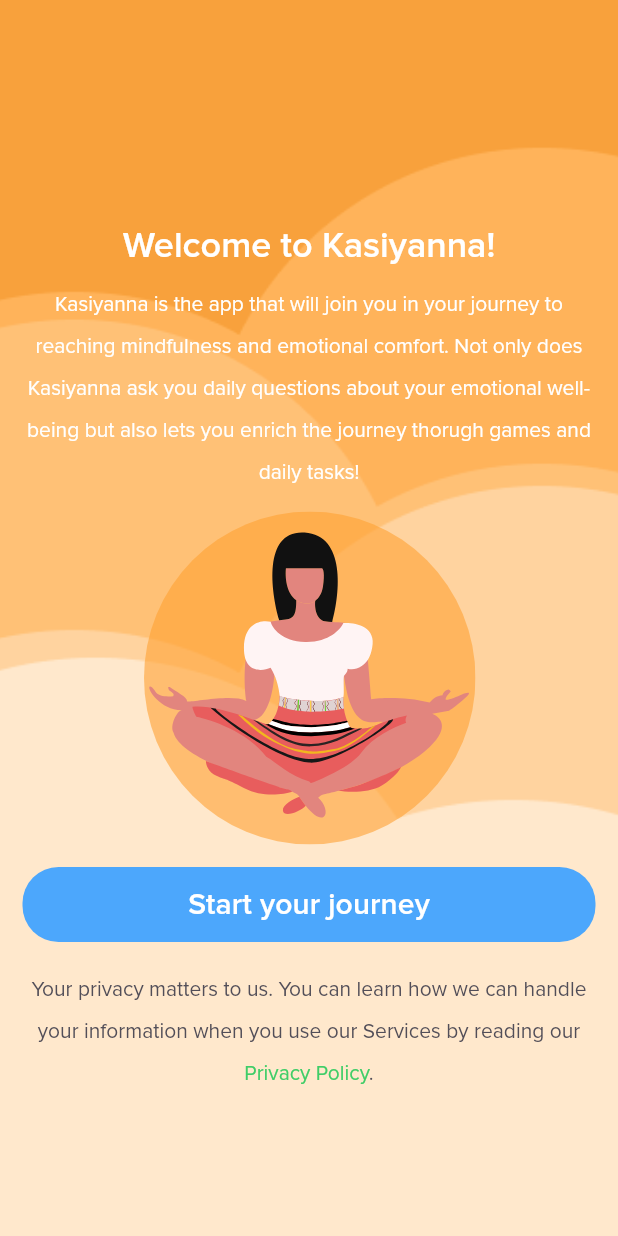
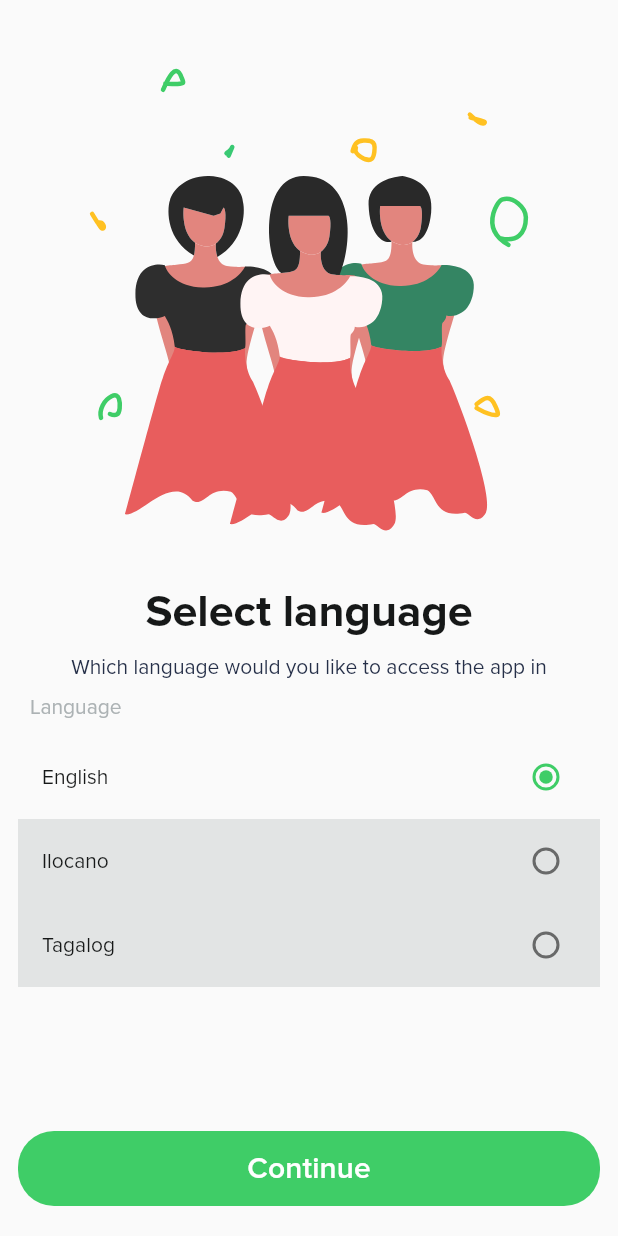
Before and after one commit to JobCuta/CIS-9340-Thesis, a Flutter app: the screen it shows after launch, on a phone screen of 412 x 824 dp. Run offline on Flutter 3.47's test engine with Material 2 defaults, Android fonts, the phone set to English and light mode, and no system bars; our stand-ins replace animated_text_kit, audioplayers, chewie, circular_countdown_timer, email_validator, expandable and 17 more; missing offline and left inert: app_install_date, flutter_animated_dialog, flutter_email_sender, sudoku_solver_generator, video_thumbnail; accounts and stored records are empty.

```diff
--- a/lib/main.dart
+++ b/lib/main.dart
@@ -1,4 +1,3 @@
-import 'package:flutter/cupertino.dart';
 import 'package:flutter/material.dart';
 import 'package:flutter_application_1/apis/ContactDetails.dart';
 import 'package:flutter_application_1/apis/CopingGame.dart';
@@ -22,14 +21,13 @@ import 'package:flutter_application_1/screens/SideMenu/HopeBox/HopeBoxVideoPlaye
 import 'package:flutter_application_1/screens/SideMenu/HopeBox/HopeBoxVideosScreen.dart';
 import 'package:flutter_application_1/screens/SideMenu/MentalHealthOnline.dart';
 import 'package:flutter_application_1/screens/SideMenu/StatisticsScreen.dart';
-//import 'package:flutter_application_1/screens/debug/HomepageScreen.dart';
 import 'package:flutter_application_1/screens/main/AdventureHomeScreen.dart';
 import 'package:flutter_application_1/screens/main/EmotionalEvaluationEndScreen.dart';
 import 'package:flutter_application_1/screens/main/EmotionalEvaluationStartScreen.dart';
 import 'package:flutter_application_1/screens/main/UserJourney.dart';
 import 'package:flutter_application_1/screens/main/WellnessExercisesScreen.dart';
+import 'package:flutter_application_1/screens/onboarding/intro/SplashScreen.dart';
 import 'package:flutter_application_1/screens/onboarding/login_registration/AnonymousScreen.dart';
-import 'package:flutter_local_notifications/flutter_local_notifications.dart';
 import 'apis/hopeBoxHive.dart';
 import 'apis/hopeBoxObject.dart';
 import 'apis/phqHive.dart';
@@ -37,7 +35,6 @@ import 'apis/settingsHive.dart';
 import 'apis/sidasHive.dart';
 import 'apis/dailyHive.dart';
 import 'apis/emotionEntryHive.dart';
-import 'apis/userSecureStorage.dart';
 import 'constants/notificationService.dart';
 import 'screens/SideMenu/HopeBox/HopeBoxContactScreen.dart';
 import 'screens/SideMenu/HopeBox/HopeBoxContactSetupScreen.dart';
@@ -53,7 +50,6 @@ import 'screens/SideMenu/UserProfile/UserProfileScreen.dart';
 import 'screens/main/EntriesDetailScreen.dart';
 import 'screens/main/EntriesScreen.dart';
 import 'screens/main/HomepageScreen.dart';
-// import 'screens/main/WellnessExercisesScreen.dart';
 import 'screens/onboarding/intro/ShakeScreen.dart';
 import 'screens/onboarding/intro/IntroductionScreen.dart';
 import 'screens/onboarding/login_registration/AboutSelfScreen.dart';
@@ -135,24 +131,6 @@ class Main extends StatefulWidget {
 }
 
 class _MainState extends State<Main> {
-  bool isLoggedIn = false;
-
-  @override
-  void initState() {
-    UserSecureStorage.getLoginKey().then((value) {
-      if (value == null) {
-        setState(() {
-          isLoggedIn = false;
-        });
-      } else {
-        setState(() {
-          isLoggedIn = true;
-        });
-      }
-    });
-    super.initState();
-  }
-
   @override
   Widget build(BuildContext context) {
     return GetMaterialApp(
@@ -285,9 +263,7 @@ class _MainState extends State<Main> {
               name: '/memoryGameScreen', page: () => const MemoryGameScreen())
         ],
         theme: themeData,
-        home:
-            //change to screen checking log-in persisence
-            (isLoggedIn) ? HomePageScreen(2) : const IntroductionScreen());
+        home: const Splash());
   }
 }
 
--- /dev/null
+++ b/lib/screens/onboarding/intro/LanguageSelectScreen.dart
@@ -0,0 +1,169 @@
+import 'package:flutter/material.dart';
+import 'package:flutter_application_1/constants/colors.dart';
+import 'package:flutter_application_1/controllers/settingsController.dart';
+import 'package:flutter_svg/flutter_svg.dart';
+import 'package:get/get.dart';
+
+void main() => runApp(const LanguageSelect());
+
+class LanguageSelect extends StatefulWidget {
+  const LanguageSelect({Key? key}) : super(key: key);
+
+  @override
+  State<LanguageSelect> createState() => _LanguageSelectState();
+}
+
+final SettingsController _settingsController = Get.put(SettingsController());
+
+class _LanguageSelectState extends State<LanguageSelect> {
+  @override
+  Widget build(BuildContext context) {
+    bool absorbing = true;
+
+    return Scaffold(
+      body: SafeArea(
+        child: Container(
+          width: MediaQuery.of(context).size.width,
+          padding: const EdgeInsets.symmetric(vertical: 20, horizontal: 12),
+          child: Stack(
+            children: [
+              Column(
+                children: <Widget>[
+                  Padding(
+                      padding: const EdgeInsets.all(25.0),
+                      child: SvgPicture.asset(
+                          'assets/images/language-select.svg')),
+                  Padding(
+                    padding: const EdgeInsets.symmetric(vertical: 10.0),
+                    child: Text("Select language",
+                        style: Theme.of(context).textTheme.headline5?.copyWith(
+                            fontWeight: FontWeight.w700,
+                            color:
+                                Theme.of(context).colorScheme.neutralBlack02)),
+                  ),
+                  Text(
+                    'Which language would you like to access the app in',
+                    style: Theme.of(context).textTheme.bodyText2?.copyWith(
+                        fontWeight: FontWeight.w400,
+                        color: Theme.of(context).colorScheme.accentIndigo01),
+                  ),
+                  Container(
+                    alignment: Alignment.centerLeft,
+                    padding: const EdgeInsets.symmetric(
+                        vertical: 10, horizontal: 8.0),
+                    child: Text(
+                      "Language",
+                      textAlign: TextAlign.left,
+                      style: Theme.of(context).textTheme.bodyText2?.copyWith(
+                          fontWeight: FontWeight.w400,
+                          color: Theme.of(context).colorScheme.neutralGray02),
+                    ),
+                  ),
+                  ListView(shrinkWrap: true, //just set this property
+                      children: [
+                        RadioListTile(
+                          title: Text('English',
+                              style: Theme.of(context)
+                                  .textTheme
+                                  .bodyText2
+                                  ?.copyWith(
+                                      fontWeight: FontWeight.w400,
+                                      color: Theme.of(context)
+                                          .colorScheme
+                                          .neutralBlack02)),
+                          value: 'English',
+                          activeColor:
+                              Theme.of(context).colorScheme.intGreenMain,
+                          controlAffinity: ListTileControlAffinity.trailing,
+                          groupValue: _settingsController.language.value,
+                          onChanged: (String? value) {
+                            _settingsController.language.value =
+                                value.toString();
+                          },
+                        ),
+                      ]),
+                  AbsorbPointer(
+                    absorbing: absorbing,
+                    child: RadioListTile(
+                      tileColor: Theme.of(context).colorScheme.neutralWhite04,
+                      title: Text('Ilocano',
+                          style: Theme.of(context)
+                              .textTheme
+                              .bodyText2
+                              ?.copyWith(
+                                  fontWeight: FontWeight.w400,
+                                  color: Theme.of(context)
+                                      .colorScheme
+                                      .neutralBlack02)),
+                      value: 'Ilocano',
+                      activeColor: Theme.of(context).colorScheme.intGreenMain,
+                      controlAffinity: ListTileControlAffinity.trailing,
+                      groupValue: _settingsController.language.value,
+                      onChanged: (String? value) {
+                        absorbing
+                            ? _settingsController.language.value =
+                                value.toString()
+                            : '';
+                      },
+                    ),
+                  ),
+                  // Remove after localization is integrated
+                  AbsorbPointer(
+                    absorbing: absorbing,
+                    child: RadioListTile(
+                      tileColor: Theme.of(context).colorScheme.neutralWhite04,
+                      title: Text('Tagalog',
+                          style: Theme.of(context)
+                              .textTheme
+                              .bodyText2
+                              ?.copyWith(
+                                  fontWeight: FontWeight.w400,
+                                  color: Theme.of(context)
+                                      .colorScheme
+                                      .neutralBlack02)),
+                      value: 'Tagalog',
+                      activeColor: Theme.of(context).colorScheme.intGreenMain,
+                      groupValue: _settingsController.language.value,
+                      controlAffinity: ListTileControlAffinity.trailing,
+                      onChanged: (String? value) {
+                        absorbing
+                            ? _settingsController.language.value =
+                                value.toString()
+                            : '';
+                      },
+                    ),
+                  ),
+                ],
+              ),
+              Align(
+                  alignment: Alignment.bottomCenter,
+                  child: SizedBox(
+                    height: 50,
+                    width: MediaQuery.of(context).size.width,
+                    child: ElevatedButton(
+                        style: ElevatedButton.styleFrom(
+                            elevation: 0,
+                            primary:
+                                Theme.of(context).colorScheme.intGreenMain),
+                        onPressed: () {
+                          _settingsController.updateLanguageSettings(
+                              newLanguage: _settingsController.language.value);
+                          Get.toNamed('/introScreen');
+                        },
+                        child: Text('Continue',
+                            style: Theme.of(context)
+                                .textTheme
+                                .subtitle2
+                                ?.copyWith(
+                                    fontWeight: FontWeight.w600,
+                                    color: Theme.of(context)
+                                        .colorScheme
+                                        .neutralWhite01))),
+                  ))
+            ],
+          ),
+        ),
+      ),
+    );
+  }
+}
--- /dev/null
+++ b/lib/screens/onboarding/intro/SplashScreen.dart
@@ -0,0 +1,45 @@
+import 'package:flutter/material.dart';
+import 'package:flutter_application_1/screens/main/HomepageScreen.dart';
+import 'package:flutter_application_1/screens/onboarding/intro/IntroductionScreen.dart';
+import 'package:flutter_application_1/screens/onboarding/intro/LanguageSelectScreen.dart';
+import 'package:splashscreen/splashscreen.dart';
+import 'package:flutter_application_1/apis/userSecureStorage.dart';
+
+class Splash extends StatefulWidget {
+  const Splash({Key? key}) : super(key: key);
+
+  @override
+  State<Splash> createState() => _SplashState();
+}
+
+class _SplashState extends State<Splash> {
+  bool isLoggedIn = false;
+
+  @override
+  void initState() {
+    UserSecureStorage.getLoginKey().then((value) {
+      if (value == null) {
+        setState(() {
+          isLoggedIn = false;
+        });
+      } else {
+        setState(() {
+          isLoggedIn = true;
+        });
+      }
+    });
+    super.initState();
+  }
+
+  @override
+  Widget build(BuildContext context) {
+    return SplashScreen(
+        seconds: 5,
+        navigateAfterSeconds:
+            (isLoggedIn) ? HomePageScreen(2) : const LanguageSelect(),
+        image: Image.asset('assets/images/splash.png'),
+        backgroundColor: Colors.white,
+        photoSize: 100.0,
+        loaderColor: Colors.red);
+  }
+}
--- a/pubspec.yaml
+++ b/pubspec.yaml
@@ -40,7 +40,7 @@ dependencies:
   circular_countdown_timer: ^0.2.0
 
   # Splash Screen Animation dependency
-  splashscreen: ^1.2.0
+  splashscreen: ^1.3.5
 
   # Custom calendar dependency
   table_calendar: ^3.0.4
```
